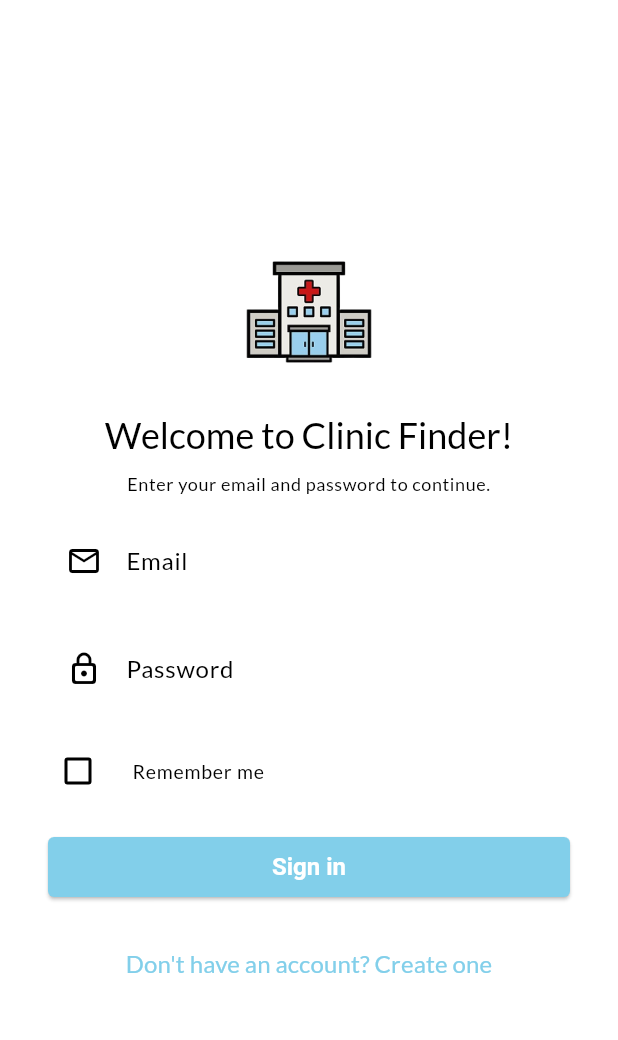
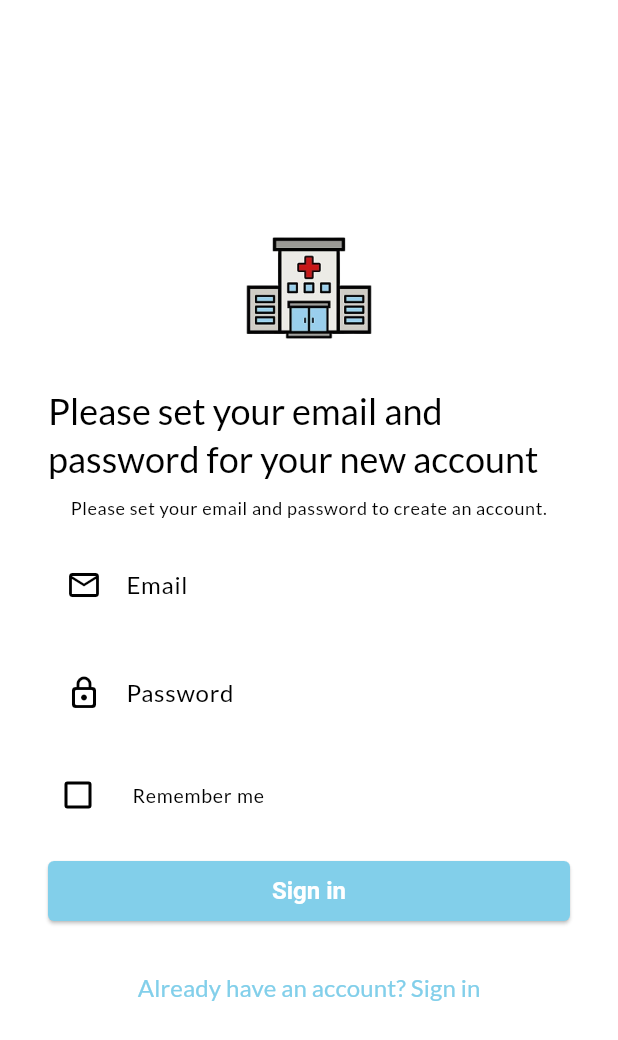
Before and after one commit to MichaelLevin5908/clinic_finder_app, a Flutter app: the screen it shows after launch, after a tap on "Don't have an account? Create one", on a phone screen of 412 x 824 dp. Shown: the top 1040 px of the screen. Run offline on Flutter 3.47's test engine with Material 3 defaults, Android fonts, the light colour scheme and no system bars; our stand-ins replace flutter_riverpod, go_router, google_fonts; missing offline and left inert: amplify_auth_cognito, amplify_authenticator, amplify_flutter.

Commit message:
UI changes to make the app

```diff
--- a/clinic_finder/clinic_finder/lib/common/navigation/router/routes.dart
+++ b/clinic_finder/clinic_finder/lib/common/navigation/router/routes.dart
@@ -1,5 +1,5 @@
 enum AppRoute{
+  signin,
   home,
-  signin,
   clinicscreen,
 }
--- a/clinic_finder/clinic_finder/lib/screens/signin.dart
+++ b/clinic_finder/clinic_finder/lib/screens/signin.dart
@@ -1,10 +1,23 @@
 import 'package:flutter/material.dart';
 import 'package:amplify_authenticator/amplify_authenticator.dart';
 
-class SignInPage1 extends StatelessWidget {
+class SignInPage1 extends StatefulWidget {
   const SignInPage1({super.key});
 
   @override
+  State<SignInPage1> createState() => _SignInPage1State();
+}
+
+class _SignInPage1State extends State<SignInPage1> {
+  bool _isSignUpMode = false;
+
+  void _toggleSignUpMode() {
+    setState(() {
+      _isSignUpMode = !_isSignUpMode;
+    });
+  }
+
+@override
   Widget build(BuildContext context) {
     return Scaffold(
       body: Center(
@@ -21,23 +34,30 @@ class SignInPage1 extends StatelessWidget {
                     width: 100,
                     height: 100,
                     fit: BoxFit.contain,
-                    colorBlendMode: BlendMode.modulate
+                    colorBlendMode: BlendMode.modulate,
                   ),
                   const SizedBox(height: 16),
                   Text(
-                    "Welcome to Clinic Finder!",
+                    _isSignUpMode
+                        ? "Please set your email and password for your new account"
+                        : "Welcome to Clinic Finder!",
                     style: Theme.of(context).textTheme.headlineSmall,
                   ),
                   const SizedBox(height: 8),
                   Text(
-                    "Enter your email and password to continue.",
+                    _isSignUpMode
+                        ? "Please set your email and password to create an account."
+                        : "Enter your email and password to continue.",
                     style: Theme.of(context).textTheme.bodySmall,
                     textAlign: TextAlign.center,
                   ),
                   const SizedBox(height: 16),
                   const SignInForm(),
                   const SizedBox(height: 16),
-                  const CreateAccountButton(),
+                  CreateAccountButton(
+                    isSignUpMode: _isSignUpMode,
+                    toggleSignUpMode: _toggleSignUpMode,
+                  ),
                 ],
               ),
             ),
@@ -141,7 +161,6 @@ class SignInButton extends StatelessWidget {
           ),
         ),
         onPressed: () {
-          // Sign in logic can go here if needed
         },
         child: const Padding(
           padding: EdgeInsets.all(10.0),
@@ -156,16 +175,22 @@ class SignInButton extends StatelessWidget {
 }
 
 class CreateAccountButton extends StatelessWidget {
-  const CreateAccountButton({super.key});
+  final bool isSignUpMode;
+  final VoidCallback toggleSignUpMode;
+
+  const CreateAccountButton({
+    super.key,
+    required this.isSignUpMode,
+    required this.toggleSignUpMode,
+  });
 
   @override
   Widget build(BuildContext context) {
     return TextButton(
-      onPressed: () {
-      },
-      child: const Text(
-        "Don't have an account? Create one",
-        style: TextStyle(fontSize: 16),
+      onPressed: toggleSignUpMode,
+      child: Text(
+        isSignUpMode ? "Already have an account? Sign in" : "Don't have an account? Create one",
+        style: const TextStyle(fontSize: 16),
       ),
     );
   }
```
Also changed, not shown: clinic_finder/clinic_finder/lib/clinicsfind.dart (line endings or trailing spaces).
